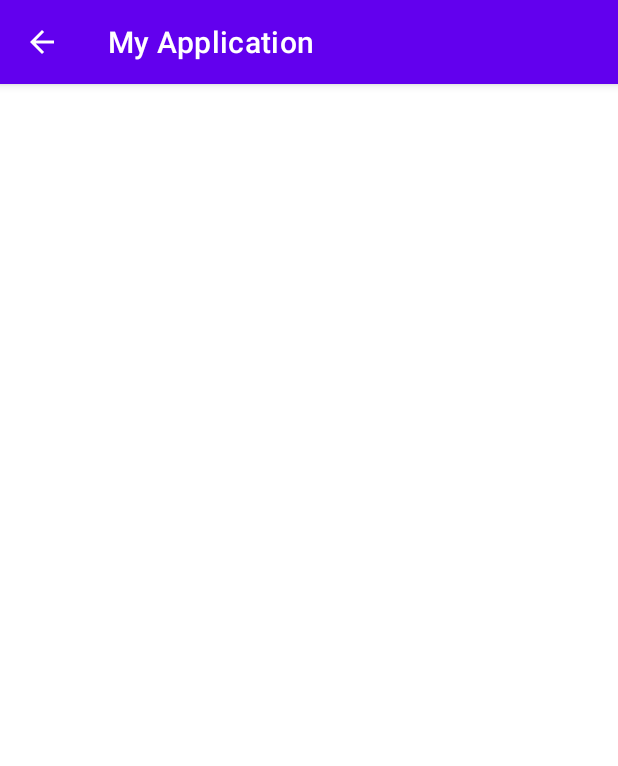
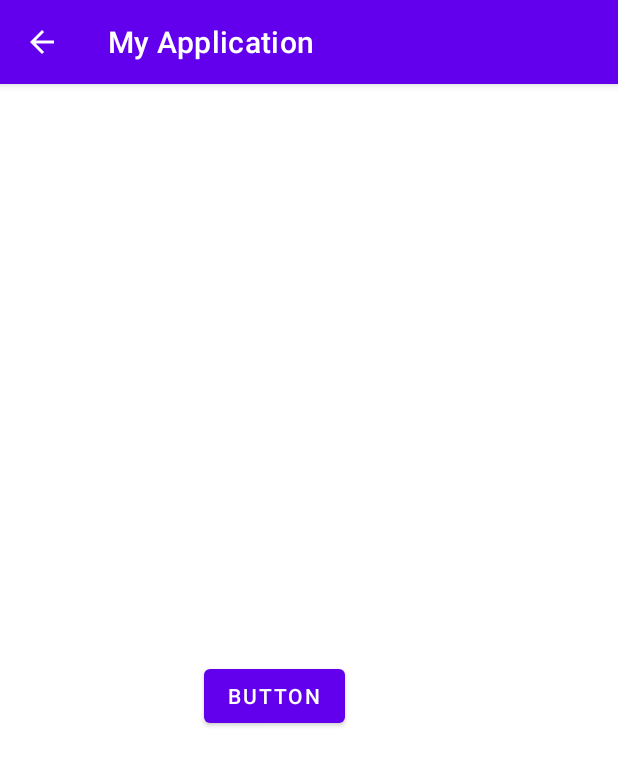
Before and after one commit to WillowArk/HealthyHabits, an Android app: the FoodTab screen opened directly, with no data from a screen before it, on a phone screen of 412 x 824 dp. Shown: the top 766 px of the screen. Run offline under Robolectric (Android 15) with nearby library versions, the phone set to English and light mode, and no system bars.

Commit message:
Ye babie

```diff
--- a/app/src/main/AndroidManifest.xml
+++ b/app/src/main/AndroidManifest.xml
@@ -1,6 +1,9 @@
 <?xml version="1.0" encoding="utf-8"?>
 <manifest xmlns:android="http://schemas.android.com/apk/res/android"
     package="com.example.myapplication">
+
+    <uses-feature android:name="android.hardware.camera"
+        android:required="false" />
 
     <application
         android:allowBackup="true"
@@ -9,6 +12,7 @@
         android:roundIcon="@mipmap/ic_launcher_round"
         android:supportsRtl="true"
         android:theme="@style/Theme.MyApplication">
+
         <activity
             android:name=".OptionsTab"
             android:parentActivityName=".MainActivity">
--- a/app/src/main/java/com/example/myapplication/FoodTab.java
+++ b/app/src/main/java/com/example/myapplication/FoodTab.java
@@ -2,23 +2,37 @@ package com.example.myapplication;
 
 import androidx.appcompat.app.AppCompatActivity;
 
+import android.content.ActivityNotFoundException;
 import android.content.Intent;
 import android.os.Bundle;
+import android.app.Activity;
+import android.provider.MediaStore;
+import android.view.View;
 import android.widget.TextView;
 
 public class FoodTab extends AppCompatActivity {
+
+    public void takePicture(View view)
+    {
+
+    }
 
     @Override
     protected void onCreate(Bundle savedInstanceState) {
         super.onCreate(savedInstanceState);
         setContentView(R.layout.activity_food_tab);
 
-        // Get the Intent that started this activity and extract the string
-        //Intent intent = getIntent();
-        //String message = intent.getStringExtra(MainActivity.EXTRA_MESSAGE);
+    }
 
-        // Capture the layout's TextView and set the string as its text
-        //TextView textView = findViewById(R.id.textView);
-        //textView.setText(message);
+    static final int REQUEST_IMAGE_CAPTURE = 1;
+
+    public void dispatchTakePictureIntent(View view) {
+        Intent takePictureIntent = new Intent(MediaStore.ACTION_IMAGE_CAPTURE);
+        try {
+            startActivityForResult(takePictureIntent, REQUEST_IMAGE_CAPTURE);
+        } catch (ActivityNotFoundException e) {
+            // display error state to the user
+        }
     }
+
 }
--- a/app/src/main/res/layout/activity_food_tab.xml
+++ b/app/src/main/res/layout/activity_food_tab.xml
@@ -6,4 +6,14 @@
     android:layout_height="match_parent"
     tools:context=".FoodTab">
 
+    <Button
+        android:id="@+id/button"
+        android:layout_width="wrap_content"
+        android:layout_height="wrap_content"
+        android:layout_marginStart="136dp"
+        android:layout_marginTop="384dp"
+        android:onClick="dispatchTakePictureIntent"
+        android:text="Button"
+        app:layout_constraintStart_toStartOf="parent"
+        app:layout_constraintTop_toTopOf="parent" />
 </androidx.constraintlayout.widget.ConstraintLayout>
```
